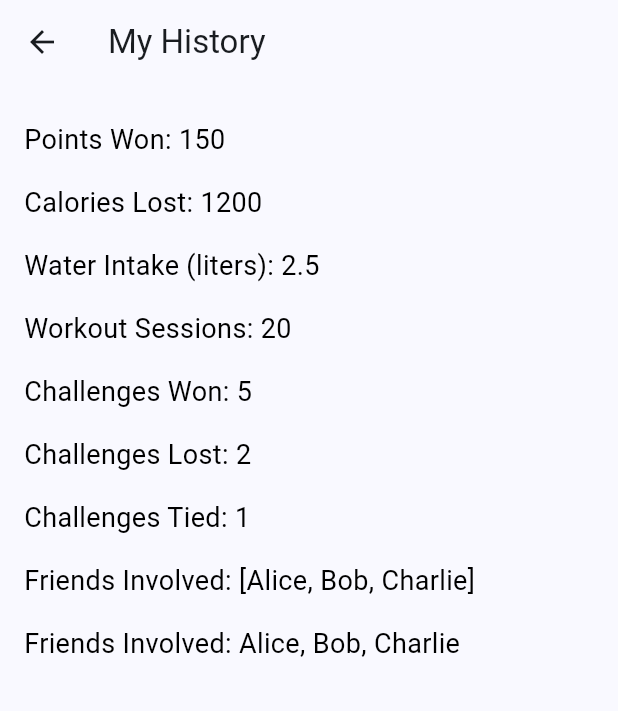
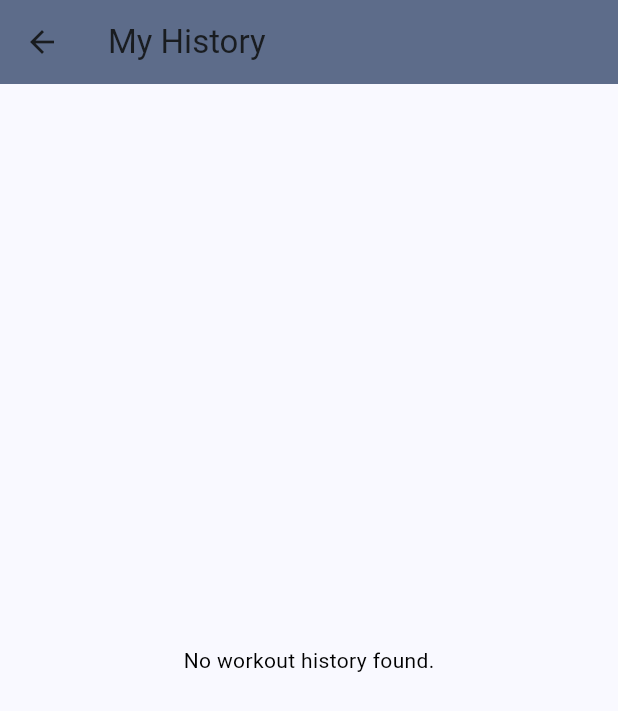
Before and after one commit to Natlope5/FitBattles, a Flutter app: the MyHistoryPage screen opened by its route, on a phone screen of 412 x 824 dp. Shown: the top 711 px of the screen. Run offline on Flutter 3.47's test engine with Material 3 defaults, Android fonts, the phone set to English and light mode, and no system bars; our stand-ins replace cloud_firestore, firebase_auth, firebase_core, firebase_messaging, firebase_storage, image_picker and 1 more; accounts and stored records are empty.

Commit message:
Workout database finished. Data displays to History page. Calories are stored in database

```diff
--- a/lib/settings/my_history.dart
+++ b/lib/settings/my_history.dart
@@ -1,48 +1,83 @@
 import 'package:flutter/material.dart';
+import 'package:cloud_firestore/cloud_firestore.dart';
+import 'package:firebase_auth/firebase_auth.dart';
 
 class MyHistoryPage extends StatelessWidget {
   const MyHistoryPage({super.key});
 
   @override
   Widget build(BuildContext context) {
-    // Sample data
-    final historyData = {
-      'Points Won': 150,
-      'Calories Lost': 1200,
-      'Water Intake (liters)': 2.5,
-      'Workout Sessions': 20,
-      'Challenges Won': 5,
-      'Challenges Lost': 2,
-      'Challenges Tied': 1,
-      'Friends Involved': ['Alice', 'Bob', 'Charlie'], // Ensure this is not null
-    };
+    // Get the current user ID
+    String uid = FirebaseAuth.instance.currentUser!.uid;
+
+    // Reference to the user's workouts collection
+    CollectionReference workoutsRef = FirebaseFirestore.instance
+        .collection('users')
+        .doc(uid)
+        .collection('workouts');
 
     return Scaffold(
       appBar: AppBar(
         title: const Text('My History'),
+        backgroundColor: const Color(0xFF5D6C8A),
       ),
-      body: Padding(
-        padding: const EdgeInsets.all(16.0),
-        child: ListView(
-          children: historyData.entries.map((entry) {
-            return Padding(
-              padding: const EdgeInsets.symmetric(vertical: 8.0),
-              child: Text(
-                '${entry.key}: ${entry.value}',
-                style: const TextStyle(fontSize: 18),
-              ),
-            );
-          }).toList()
-            ..add(
-              Padding(
-                padding: const EdgeInsets.symmetric(vertical: 8.0),
-                child: Text(
-                  'Friends Involved: ${(historyData['Friends Involved'] as List<String>?)?.join(', ') ?? 'None'}',
-                  style: const TextStyle(fontSize: 18),
+      body: StreamBuilder<QuerySnapshot>(
+        stream: workoutsRef.orderBy('timestamp', descending: true).snapshots(),
+        builder: (context, snapshot) {
+          if (snapshot.hasError) {
+            return Center(child: Text('Error: ${snapshot.error}'));
+          }
+
+          if (snapshot.connectionState == ConnectionState.waiting) {
+            return const Center(child: CircularProgressIndicator());
+          }
+
+          // Check if there is data
+          if (!snapshot.hasData || snapshot.data!.docs.isEmpty) {
+            return const Center(child: Text('No workout history found.'));
+          }
+
+          // Map the workout documents to a list
+          final workoutDocs = snapshot.data!.docs;
+
+          return ListView.builder(
+            itemCount: workoutDocs.length,
+            itemBuilder: (context, index) {
+              // Get each workout data
+              final workoutData = workoutDocs[index].data() as Map<String, dynamic>;
+
+              // Extract fields with null checks
+              final workoutType = workoutData['workoutType'] ?? 'Unknown';
+              final intensity = workoutData['intensity'] ?? 'Unknown';
+              final duration = workoutData['duration'];
+              final calories = workoutData['calories'];
+              final timestamp = workoutData['timestamp'] as Timestamp?;
+
+              // Format the timestamp
+              String formattedDate = 'Unknown Date';
+              if (timestamp != null) {
+                DateTime date = timestamp.toDate();
+                formattedDate = '${date.day}/${date.month}/${date.year}';
+              }
+
+              return Card(
+                margin: const EdgeInsets.symmetric(vertical: 8.0, horizontal: 16.0),
+                elevation: 4.0,
+                child: ListTile(
+                  title: Text('$workoutType - $intensity'),
+                  subtitle: Column(
+                    crossAxisAlignment: CrossAxisAlignment.start,
+                    children: [
+                      Text('Duration: ${duration != null ? '$duration minutes' : 'N/A'}'),
+                      Text('Calories Burned: ${calories != null ? calories.toStringAsFixed(2) : 'N/A'}'),
+                      Text('Date: $formattedDate'),
+                    ],
+                  ),
                 ),
-              ),
-            ),
-        ),
+              );
+            },
+          );
+        },
       ),
     );
   }
```
Also changed, not shown: lib/screens/workout_tracking_page.dart (+103 -19 lines).
